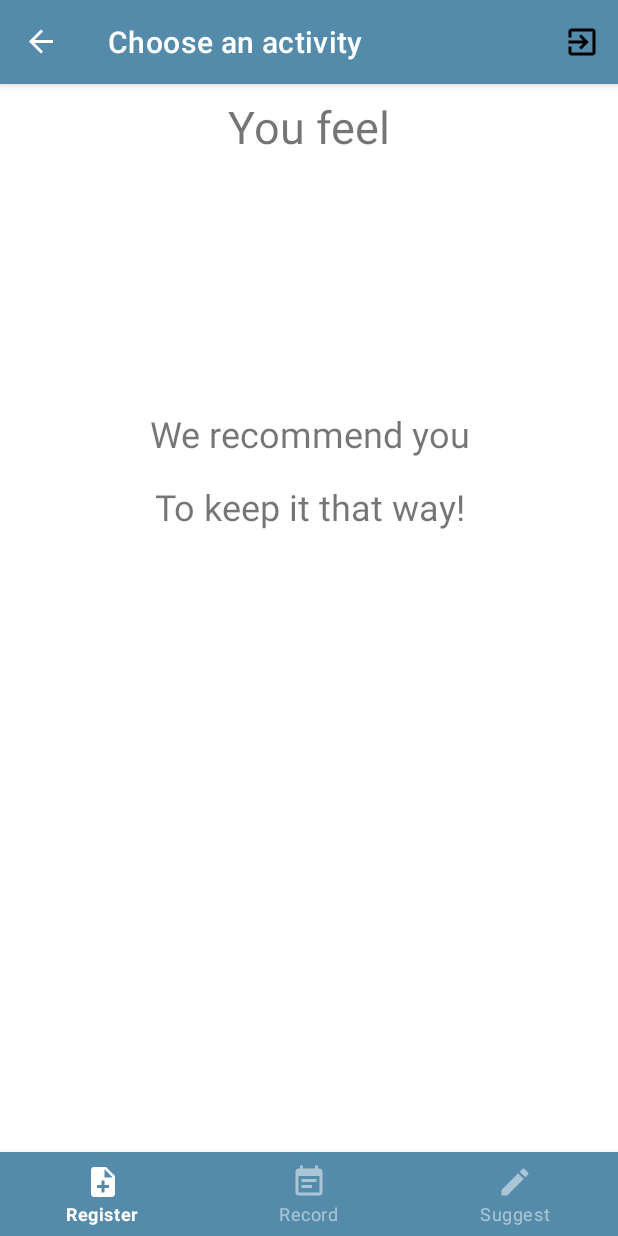
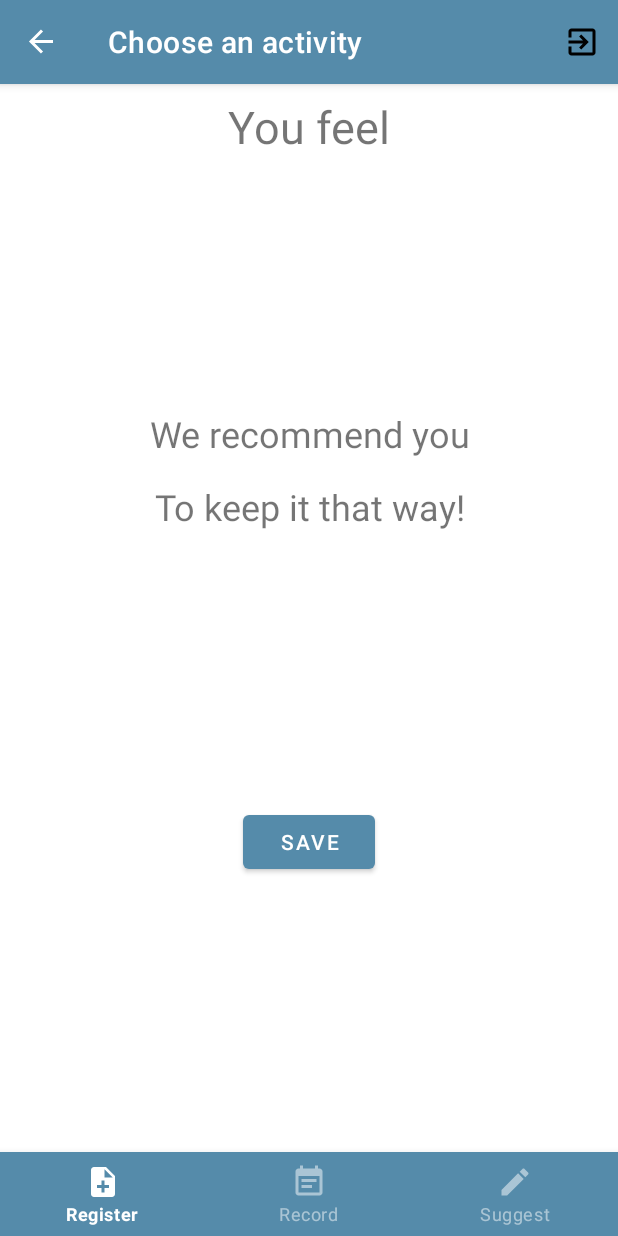
Before and after one commit to gorkymunoz/Mood-app, an Android app: the EscogeActividadFragment screen opened through its navigation route, on a phone screen of 412 x 824 dp. Run offline under Robolectric (Android 15) with nearby library versions, the phone set to English and light mode, and no system bars; our stand-ins replace Firebase (no records; nobody signed in at launch, a user with empty details on screens opened directly), navigation-ui; libraries missing offline, so code that uses them is left out: com.evernote.android; pictures from the network do not load; 6 statements that could not run were skipped.

Commit message:
guardar registro

```diff
--- a/Mood/app/src/main/res/layout/fragment_escoge_actividad.xml
+++ b/Mood/app/src/main/res/layout/fragment_escoge_actividad.xml
@@ -43,5 +43,12 @@
             app:layout_constraintTop_toBottomOf="@+id/sp_actividades" android:layout_marginTop="16dp"
             android:textSize="24sp"
             android:textAlignment="center" android:visibility="gone"/>
+    <Button
+            android:text="@string/guardar"
+            android:layout_width="wrap_content"
+            android:layout_height="wrap_content" android:id="@+id/guardar_registro"
+            android:layout_marginBottom="8dp" app:layout_constraintBottom_toBottomOf="parent"
+            app:layout_constraintStart_toStartOf="@+id/textView6" app:layout_constraintEnd_toEndOf="@+id/textView6"
+            android:layout_marginTop="8dp" app:layout_constraintTop_toBottomOf="@+id/sigue_asi"/>
 
 </androidx.constraintlayout.widget.ConstraintLayout>
--- a/Mood/app/src/main/res/values/strings.xml
+++ b/Mood/app/src/main/res/values/strings.xml
@@ -29,4 +29,6 @@
     <string name="label_escoge_actividad">Choose an activity</string>
     <string name="sigue_asi">To keep it that way!</string>
     <string name="coleccion_registro" translatable="false">Registros</string>
+    <string name="debe_escoger_actividad">You have to choose an activity</string>
+    <string name="guardar">Save</string>
 </resources>
```
Also changed, not shown: Mood/app/src/main/java/com/example/moodapp/EscogeActividadFragment.kt (+49 -9 lines).
